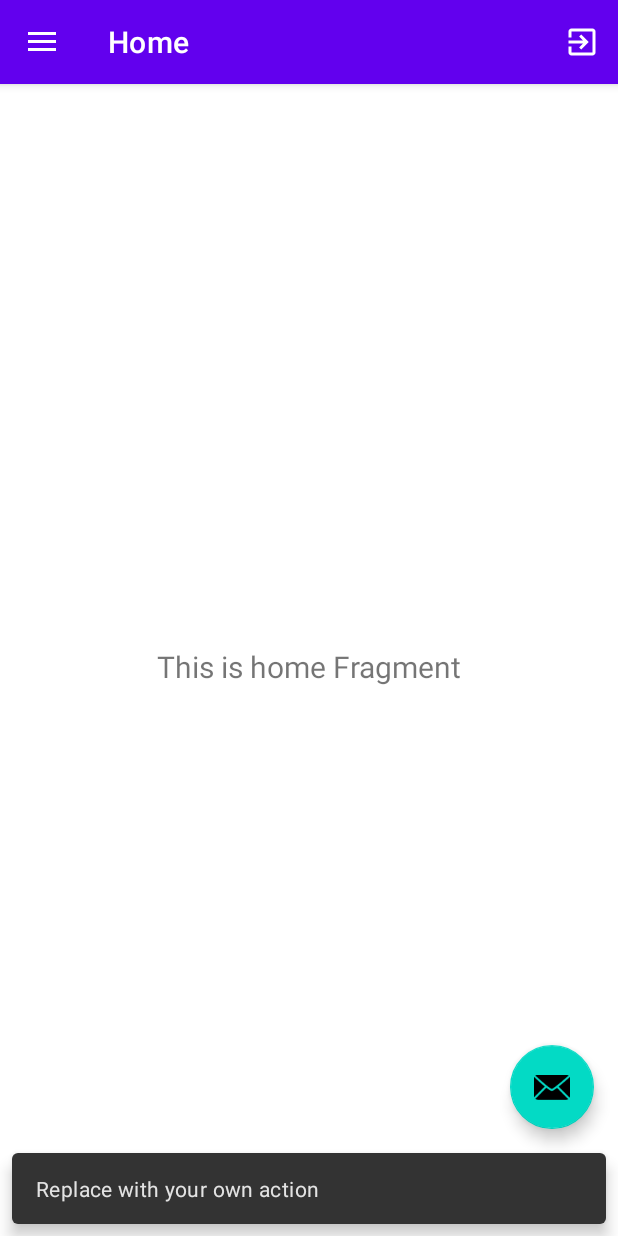
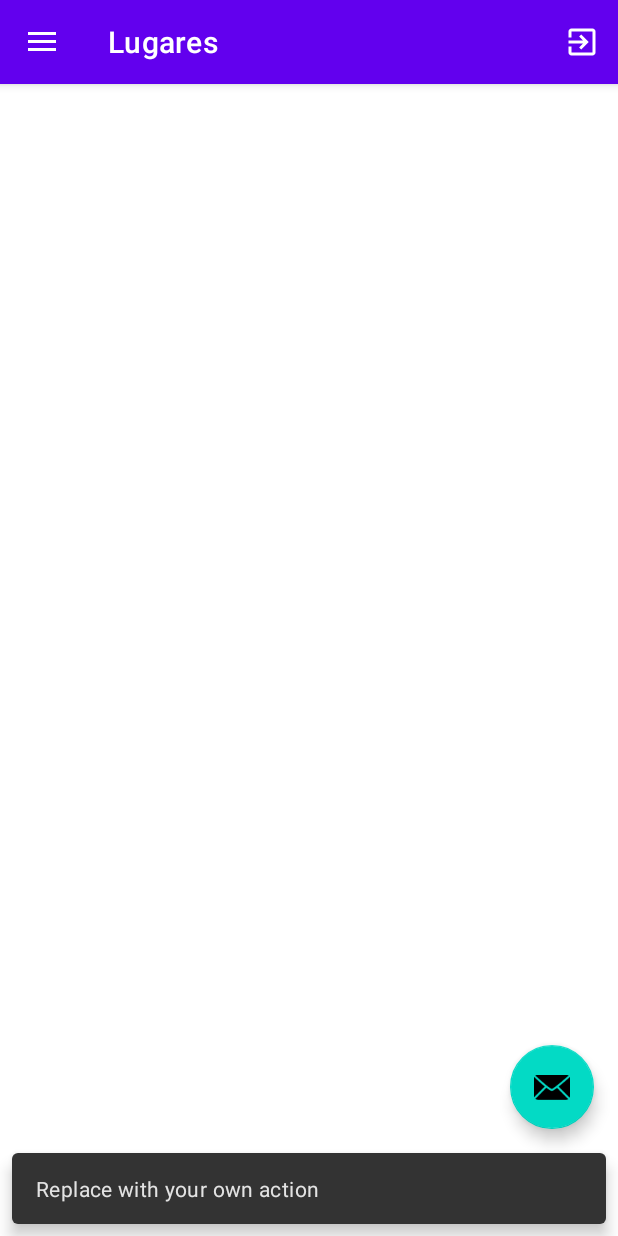
Before and after one commit to raquelaraya/Lugaresv2, an Android app: the screen it shows after launch once a user with an empty profile is signed in (Principal), after a tap on an icon or button, on a phone screen of 412 x 824 dp. Run offline under Robolectric (Android 15) with nearby library versions, the phone set to English and light mode, and no system bars; our stand-ins replace Firebase (no records; nobody signed in at launch, a user with empty details on screens opened directly), Room's generated code, navigation-ui; 1 statement that could not run was skipped.

Commit message:
Clase semana 2

```diff
--- a/app/src/main/java/com/example/lugaresv2/MainActivity.kt
+++ b/app/src/main/java/com/example/lugaresv2/MainActivity.kt
@@ -55,7 +55,8 @@ class MainActivity : AppCompatActivity() {
     }
 
     private fun actualiza(user: FirebaseUser?) {
-        if (user != null) {
+        if (null != user) {
+
             val intent = Intent(this, Principal::class.java)
             startActivity(intent)
         }
--- a/app/src/main/java/com/example/lugaresv2/Principal.kt
+++ b/app/src/main/java/com/example/lugaresv2/Principal.kt
@@ -40,8 +40,10 @@ class Principal : AppCompatActivity() {
         // menu should be considered as top level destinations.
         appBarConfiguration = AppBarConfiguration(
             setOf(
-                R.id.nav_home, R.id.nav_gallery, R.id.nav_slideshow
+                R.id.nav_lugar, R.id.nav_gallery, R.id.nav_slideshow
             ), drawerLayout
+
+
         )
         setupActionBarWithNavController(navController, appBarConfiguration)
         navView.setupWithNavController(navController)
--- /dev/null
+++ b/app/src/main/java/com/example/lugaresv2/data/LugarDao.kt
@@ -0,0 +1,24 @@
+package com.example.lugaresv2.data
+
+import androidx.lifecycle.LiveData
+import androidx.room.*
+import com.example.lugaresv2.model.Lugar
+
+@Dao
+interface LugarDao {
+
+    @Query("SELECT * FROM LUGAR")
+    fun getAllData() : LiveData<List<Lugar>>
+    //LiveData hace que se refresquen automaticamente los datos
+
+    @Insert(onConflict = OnConflictStrategy.IGNORE)
+    suspend fun addLugar(lugar: Lugar)
+    //Si hay un conflico que no se haga el insert
+
+    @Update(onConflict = OnConflictStrategy.IGNORE)
+    suspend fun updateLugar(lugar: Lugar)
+
+    @Delete
+    suspend fun deleteLugar(lugar: Lugar)
+
+}
--- /dev/null
+++ b/app/src/main/java/com/example/lugaresv2/data/LugarDatabase.kt
@@ -0,0 +1,33 @@
+package com.example.lugaresv2.data
+
+import androidx.room.Database
+import androidx.room.Room
+import androidx.room.RoomDatabase
+import com.example.lugaresv2.model.Lugar
+
+@Database(entities = [Lugar::class], version = 1, exportSchema = false)
+abstract class LugarDatabase: RoomDatabase() {
+    abstract fun lugarDao() : LugarDao
+
+    companion object{
+        @Volatile
+        private var INSTANCE: LugarDatabase? = null
+
+        //construir la base de datos
+        fun getDatabse(context: android.content.Context): LugarDatabase{
+            val tempInstance = INSTANCE
+            if(tempInstance != null){
+                return tempInstance
+            }
+            synchronized(this){
+                val instance = Room.databaseBuilder(
+                    context.applicationContext,
+                    LugarDatabase::class.java,
+                    "lugar_database"
+                ).build()
+                INSTANCE = instance
+                return instance
+            }
+        }
+    }
+}
--- /dev/null
+++ b/app/src/main/java/com/example/lugaresv2/repository/LugarRepository.kt
@@ -0,0 +1,24 @@
+package com.example.lugaresv2.repository
+
+import androidx.lifecycle.LiveData
+import com.example.lugaresv2.data.LugarDao
+import com.example.lugaresv2.model.Lugar
+
+class LugarRepository (private val  lugarDao: LugarDao) {
+    val getAllData: LiveData<List<Lugar>> = lugarDao.getAllData()
+
+    //llamada asincrona
+    suspend fun addLugar(lugar: Lugar){
+        lugarDao.addLugar(lugar)
+    }
+
+    suspend fun updateLugar(lugar: Lugar){
+        lugarDao.updateLugar(lugar)
+    }
+
+    suspend fun deleteLugar(lugar: Lugar){
+        lugarDao.deleteLugar(lugar)
+    }
+
+
+}
--- a/app/src/main/java/com/example/lugaresv2/ui/home/HomeViewModel.kt
+++ /dev/null
@@ -1,13 +0,0 @@
-package com.example.lugaresv2.ui.home
-
-import androidx.lifecycle.LiveData
-import androidx.lifecycle.MutableLiveData
-import androidx.lifecycle.ViewModel
-
-class HomeViewModel : ViewModel() {
-
-    private val _text = MutableLiveData<String>().apply {
-        value = "This is home Fragment"
-    }
-    val text: LiveData<String> = _text
-}
--- a/app/src/main/java/com/example/lugaresv2/ui/home/HomeFragment.kt
+++ b/app/src/main/java/com/example/lugaresv2/ui/lugar/LugarFragment.kt
@@ -1,4 +1,4 @@
-package com.example.lugaresv2.ui.home
+package com.example.lugaresv2.ui.lugar
 
 import android.os.Bundle
 import android.view.LayoutInflater
@@ -7,11 +7,12 @@ import android.view.ViewGroup
 import android.widget.TextView
 import androidx.fragment.app.Fragment
 import androidx.lifecycle.ViewModelProvider
-import com.example.lugaresv2.databinding.FragmentHomeBinding
+import com.example.lugaresv2.databinding.FragmentLugarBinding
+import com.example.lugaresv2.viewmodel.LugarViewModel
 
-class HomeFragment : Fragment() {
+class LugarFragment : Fragment() {
 
-    private var _binding: FragmentHomeBinding? = null
+    private var _binding: FragmentLugarBinding? = null
 
     // This property is only valid between onCreateView and
     // onDestroyView.
@@ -22,14 +23,14 @@ class HomeFragment : Fragment() {
         container: ViewGroup?,
         savedInstanceState: Bundle?
     ): View {
-        val homeViewModel =
-            ViewModelProvider(this).get(HomeViewModel::class.java)
+        val lugarViewModel =
+            ViewModelProvider(this).get(LugarViewModel::class.java)
 
-        _binding = FragmentHomeBinding.inflate(inflater, container, false)
+        _binding = FragmentLugarBinding.inflate(inflater, container, false)
         val root: View = binding.root
 
         val textView: TextView = binding.textHome
-        homeViewModel.text.observe(viewLifecycleOwner) {
+        lugarViewModel.text.observe(viewLifecycleOwner) {
             textView.text = it
         }
         return root
--- /dev/null
+++ b/app/src/main/java/com/example/lugaresv2/viewmodel/LugarViewModel.kt
@@ -0,0 +1,39 @@
+package com.example.lugaresv2.viewmodel
+
+import android.app.Application
+import androidx.lifecycle.*
+import com.example.lugaresv2.data.LugarDatabase
+import com.example.lugaresv2.model.Lugar
+import com.example.lugaresv2.repository.LugarRepository
+import kotlinx.coroutines.Dispatchers
+import kotlinx.coroutines.launch
+
+class LugarViewModel(application: Application) : AndroidViewModel(application) {
+    val getAllData: LiveData<List<Lugar>>
+
+    private val repository: LugarRepository
+
+    init {
+        val lugarDao = LugarDatabase.getDatabse(application).lugarDao()
+        repository = LugarRepository(lugarDao)
+        getAllData = repository.getAllData
+    }
+
+    fun addLugar(lugar:Lugar){
+        viewModelScope.launch (Dispatchers.IO){
+            repository.addLugar(lugar)
+        }
+    }
+
+    fun updateLugar(lugar:Lugar){
+        viewModelScope.launch (Dispatchers.IO){
+            repository.updateLugar(lugar)
+        }
+    }
+
+    fun deleteLugar(lugar:Lugar){
+        viewModelScope.launch (Dispatchers.IO){
+            repository.deleteLugar(lugar)
+        }
+    }
+}
--- a/app/src/main/res/layout/fragment_home.xml
+++ b/app/src/main/res/layout/fragment_lugar.xml
@@ -4,7 +4,7 @@
     xmlns:tools="http://schemas.android.com/tools"
     android:layout_width="match_parent"
     android:layout_height="match_parent"
-    tools:context=".ui.home.HomeFragment">
+    tools:context=".ui.lugar.LugarFragment">
 
     <TextView
         android:id="@+id/text_home"
--- a/app/src/main/res/menu/activity_main_drawer.xml
+++ b/app/src/main/res/menu/activity_main_drawer.xml
@@ -5,9 +5,9 @@
 
     <group android:checkableBehavior="single">
         <item
-            android:id="@+id/nav_home"
+            android:id="@+id/nav_lugar"
             android:icon="@drawable/ic_menu_camera"
-            android:title="@string/menu_home" />
+            android:title="@string/menu_lugar" />
         <item
             android:id="@+id/nav_gallery"
             android:icon="@drawable/ic_menu_gallery"
--- a/app/src/main/res/navigation/mobile_navigation.xml
+++ b/app/src/main/res/navigation/mobile_navigation.xml
@@ -3,13 +3,13 @@
     xmlns:app="http://schemas.android.com/apk/res-auto"
     xmlns:tools="http://schemas.android.com/tools"
     android:id="@+id/mobile_navigation"
-    app:startDestination="@+id/nav_home">
+    app:startDestination="@+id/nav_lugar">
 
     <fragment
-        android:id="@+id/nav_home"
-        android:name="com.example.lugaresv2.ui.home.HomeFragment"
-        android:label="@string/menu_home"
-        tools:layout="@layout/fragment_home" />
+        android:id="@+id/nav_lugar"
+        android:name="com.example.lugaresv2.ui.lugar.LugarFragment"
+        android:label="@string/menu_lugar"
+        tools:layout="@layout/fragment_lugar" />
 
     <fragment
         android:id="@+id/nav_gallery"
--- a/app/src/main/res/values/strings.xml
+++ b/app/src/main/res/values/strings.xml
@@ -10,7 +10,7 @@
     <string name="nav_header_desc">Navigation header</string>
     <string name="action_settings">Settings</string>
 
-    <string name="menu_home">Home</string>
+    <string name="menu_lugar">Lugares</string>
     <string name="menu_gallery">Gallery</string>
     <string name="menu_slideshow">Slideshow</string>
 
```
Also changed, not shown: app/build.gradle (+34 -5 lines), app/src/main/java/com/example/lugaresv2/model/Lugar.kt (added, +33 -0 lines), build.gradle (+12 -0 lines).
